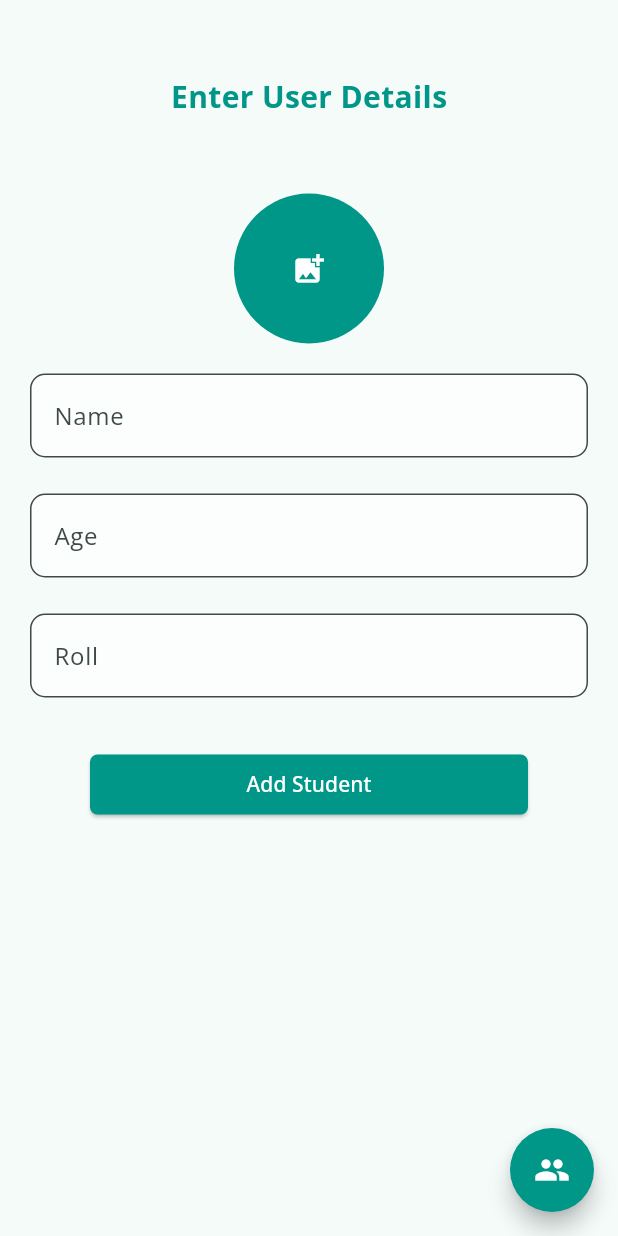
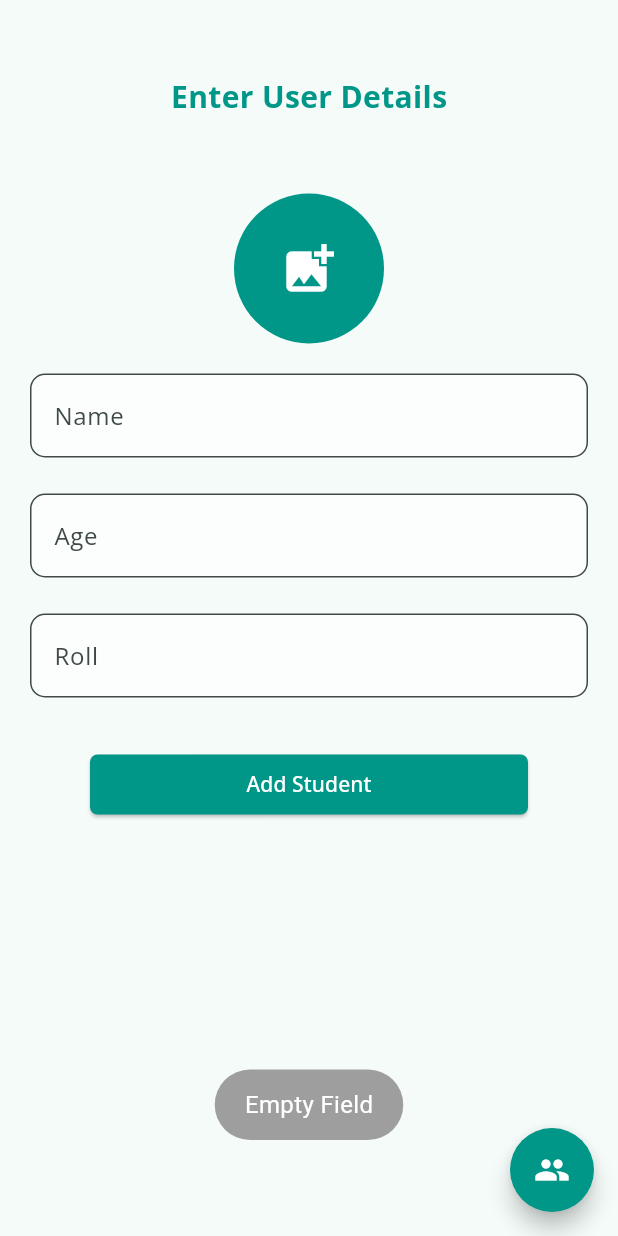
Before and after one commit to safvansafvan/StudentAppWithFirebase, a Flutter app: the AddStudentView screen opened by its route, after a tap on "Add Student", on a phone screen of 412 x 824 dp. Run offline on Flutter 3.47's test engine with Material 3 defaults, Android fonts, the phone set to English and light mode, and no system bars; our stand-ins replace connectivity_plus, firebase_auth, firebase_core, fluttertoast, google_fonts, google_sign_in and 4 more; accounts and stored records are empty.

Commit message:
add student functionality completed

```diff
--- a/lib/view/add_student/add_student.dart
+++ b/lib/view/add_student/add_student.dart
@@ -1,8 +1,12 @@
+import 'dart:io';
 import 'package:flutter/material.dart';
 import 'package:provider/provider.dart';
 import 'package:studentappfirebase/controller/const.dart';
 import 'package:studentappfirebase/controller/providers/db_provider.dart';
+import 'package:studentappfirebase/model/student_model.dart';
+import 'package:studentappfirebase/view/widgets/msg_toast.dart';
 import 'package:studentappfirebase/view/widgets/text_form_view.dart';
+import 'img_access_dialog.dart';
 
 class AddStudentView extends StatelessWidget {
   const AddStudentView({super.key});
@@ -22,16 +26,27 @@ class AddStudentView extends StatelessWidget {
                   fontWeight: FontWeight.bold, fontSize: 20, color: commonClr),
             ),
           ),
-          CircleAvatar(
-            backgroundColor: commonClr,
-            radius: 50,
-            child: IconButton(
-                onPressed: () {},
+          Consumer<DbProvider>(builder: (context, provider, _) {
+            return CircleAvatar(
+              backgroundColor: commonClr,
+              backgroundImage: provider.fileImg == null
+                  ? null
+                  : FileImage(File(provider.fileImg!.path)),
+              radius: 50,
+              child: IconButton(
+                onPressed: () async {
+                  await dialogWidget(context, provider);
+                },
                 icon: Icon(
-                  Icons.add_photo_alternate,
+                  provider.fileImg == null
+                      ? Icons.add_photo_alternate
+                      : Icons.restore,
+                  size: 40,
                   color: kwhite,
-                )),
-          ),
+                ),
+              ),
+            );
+          }),
           commonHeight,
           TextFormView(
               controller: dbProvider.nameCtrl, hintText: 'Name', isNum: false),
@@ -44,7 +59,9 @@ class AddStudentView extends StatelessWidget {
           Container(
             margin: const EdgeInsets.symmetric(horizontal: 60, vertical: 20),
             child: ElevatedButton(
-                onPressed: () async {},
+                onPressed: () async {
+                  await handleAddStudent(context);
+                },
                 style: ElevatedButton.styleFrom(
                   backgroundColor: commonClr,
                   shape: RoundedRectangleBorder(
@@ -66,4 +83,27 @@ class AddStudentView extends StatelessWidget {
       ),
     );
   }
+
+  Future<void> handleAddStudent(context) async {
+    final db = Provider.of<DbProvider>(context, listen: false);
+    final name = db.nameCtrl.text.trim();
+    final age = db.ageCtrl.text.trim();
+    final rollNo = db.rollNumCtrl.text.trim();
+
+    if (name.isEmpty ||
+        age.isEmpty ||
+        rollNo.isEmpty ||
+        db.fileImg!.path.isEmpty) {
+      showMsgToast(msg: 'Empty Field');
+    } else {
+      final student = StudentModel(
+        name: name,
+        age: age,
+        rollnumber: rollNo,
+        photo: db.fileImg!.path,
+      );
+      await db.addStudent(student);
+      showMsgToast(msg: '$name is added}');
+    }
+  }
 }
```
Also changed, not shown: lib/controller/providers/db_provider.dart (+38 -5 lines), lib/view/add_student/img_access_dialog.dart (added, +44 -0 lines).
